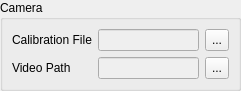
Qt form autoscoper/src/ui/ui-files/CameraBox.ui (BrownBiomechanics/Autoscoper) before a commit.
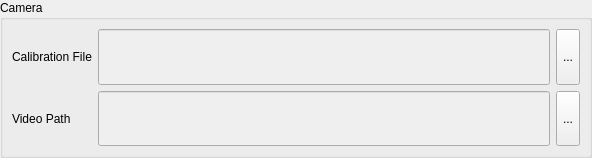
The same form after that commit.

Patch:
```diff
--- a/autoscoper/src/ui/ui-files/CameraBox.ui
+++ b/autoscoper/src/ui/ui-files/CameraBox.ui
@@ -6,8 +6,8 @@
    <rect>
     <x>0</x>
     <y>0</y>
-    <width>241</width>
-    <height>91</height>
+    <width>592</width>
+    <height>158</height>
    </rect>
   </property>
   <property name="windowTitle">
```
